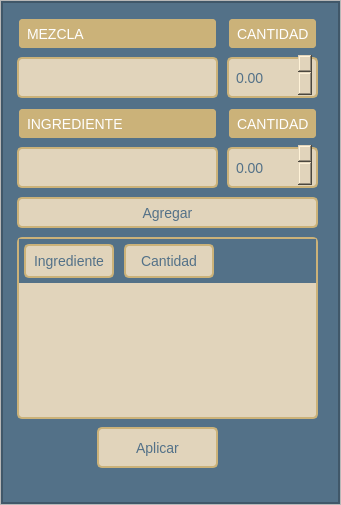
This is ui_files/ventana_mezcla.ui in velardejp/Planta2 as Qt 5 draws it before an edit. The edited form follows.
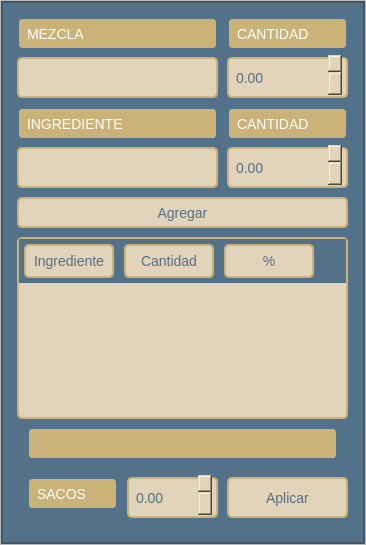
This is the edited form. Icons and pictures are not drawn.

```diff
--- a/ui_files/ventana_mezcla.ui
+++ b/ui_files/ventana_mezcla.ui
@@ -6,8 +6,8 @@
    <rect>
     <x>0</x>
     <y>0</y>
-    <width>341</width>
-    <height>505</height>
+    <width>366</width>
+    <height>545</height>
    </rect>
   </property>
   <property name="windowTitle">
@@ -158,7 +158,7 @@
              <rect>
               <x>220</x>
               <y>140</y>
-              <width>101</width>
+              <width>131</width>
               <height>51</height>
              </rect>
             </property>
@@ -202,7 +202,7 @@
              <rect>
               <x>220</x>
               <y>100</y>
-              <width>101</width>
+              <width>131</width>
               <height>43</height>
              </rect>
             </property>
@@ -228,8 +228,8 @@
            <widget class="QPushButton" name="submit_exit_mezcla">
             <property name="geometry">
              <rect>
-              <x>90</x>
-              <y>420</y>
+              <x>220</x>
+              <y>470</y>
               <width>131</width>
               <height>51</height>
              </rect>
@@ -265,7 +265,7 @@
              <rect>
               <x>10</x>
               <y>230</y>
-              <width>311</width>
+              <width>341</width>
               <height>192</height>
              </rect>
             </property>
@@ -309,6 +309,11 @@
               <string>Cantidad</string>
              </property>
             </column>
+            <column>
+             <property name="text">
+              <string>%</string>
+             </property>
+            </column>
            </widget>
            <widget class="QComboBox" name="mezcla_combobox">
             <property name="geometry">
@@ -383,7 +388,7 @@
              <rect>
               <x>10</x>
               <y>190</y>
-              <width>311</width>
+              <width>341</width>
               <height>41</height>
              </rect>
             </property>
@@ -418,7 +423,7 @@
              <rect>
               <x>220</x>
               <y>10</y>
-              <width>101</width>
+              <width>131</width>
               <height>43</height>
              </rect>
             </property>
@@ -446,6 +451,50 @@
              <rect>
               <x>220</x>
               <y>50</y>
+              <width>131</width>
+              <height>51</height>
+             </rect>
+            </property>
+            <property name="styleSheet">
+             <string notr="true">QDoubleSpinBox {
+    background-color: #E1D4BB;
+    color: #537188;
+    border: 2px solid #CBB279;
+    border-radius: 5px;
+    padding: 5px;
+    margin: 5px;
+    font-size: 14px;
+}
+
+QDoubleSpinBox::up-button {
+    width: 20px;
+    border: none;
+    background: #537188 url(C:/Users/velar/OneDrive/Escritorio/Planta2/assets/icons8-collapse-arrow-24.png) no-repeat center;
+}
+
+QDoubleSpinBox::down-button {
+    width: 20px;
+    border: none;
+    background: #537188 url(C:/Users/velar/OneDrive/Escritorio/Planta2/assets/icons8-expand-arrow-24.png) no-repeat center;
+}
+
+QDoubleSpinBox::up-button:pressed {
+    background: #CBB279 url(C:/Users/velar/OneDrive/Escritorio/Planta2/assets/icons8-collapse-arrow-24.png) no-repeat center;
+}
+
+QDoubleSpinBox::down-button:pressed {
+    background: #CBB279 url(C:/Users/velar/OneDrive/Escritorio/Planta2/assets/icons8-expand-arrow-24.png) no-repeat center;
+}</string>
+            </property>
+            <property name="maximum">
+             <double>9999.989999999999782</double>
+            </property>
+           </widget>
+           <widget class="QDoubleSpinBox" name="cantidad_sacos">
+            <property name="geometry">
+             <rect>
+              <x>120</x>
+              <y>470</y>
               <width>101</width>
               <height>51</height>
              </rect>
@@ -485,6 +534,62 @@
              <double>9999.989999999999782</double>
             </property>
            </widget>
+           <widget class="QLabel" name="label_5">
+            <property name="geometry">
+             <rect>
+              <x>20</x>
+              <y>470</y>
+              <width>101</width>
+              <height>43</height>
+             </rect>
+            </property>
+            <property name="layoutDirection">
+             <enum>Qt::LeftToRight</enum>
+            </property>
+            <property name="styleSheet">
+             <string notr="true">QLabel {
+    color: #ffffff;
+    border: 2px solid #537188;
+    border-radius: 5px;
+    padding: 5px;
+    margin: 5px;
+    font-size: 14px;
+    text-align: center;
+    background-color: #CBB279;
+}</string>
+            </property>
+            <property name="text">
+             <string>SACOS</string>
+            </property>
+           </widget>
+           <widget class="QLabel" name="porcentaje">
+            <property name="geometry">
+             <rect>
+              <x>20</x>
+              <y>420</y>
+              <width>321</width>
+              <height>43</height>
+             </rect>
+            </property>
+            <property name="layoutDirection">
+             <enum>Qt::LeftToRight</enum>
+            </property>
+            <property name="styleSheet">
+             <string notr="true">QLabel {
+    color: #ffffff;
+    border: 2px solid #537188;
+    border-radius: 5px;
+    padding: 5px;
+    margin: 5px;
+    font-size: 14px;
+    text-align: center;
+    background-color: #CBB279;
+}</string>
+            </property>
+            <property name="text">
+             <string/>
+            </property>
+           </widget>
           </widget>
          </item>
         </layout>
```
